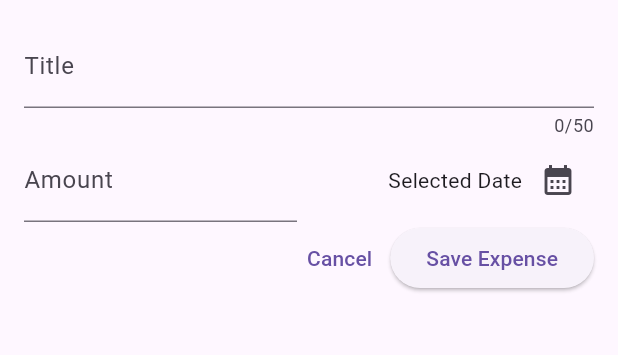
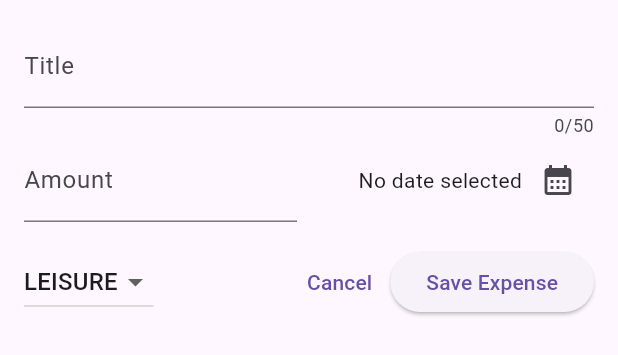
Before and after one commit to dhikadityre/ExpenseTrackerFt, a Flutter app: the NewExpense widget shown alone on an empty page, opened directly, on a phone screen of 412 x 824 dp. Shown: the top 355 px of the screen. Run offline on Flutter 3.47's test engine with Material 3 defaults, Android fonts, the phone set to English and light mode, and no system bars.

Commit message:
feat: Adding a Dropdown Button

```diff
--- a/lib/widgets/bottomsheets/new_expense.dart
+++ b/lib/widgets/bottomsheets/new_expense.dart
@@ -1,4 +1,6 @@
 import 'package:flutter/material.dart';
+import 'package:expense_tracker_ft/models/expenses_model.dart';
+import 'package:intl/intl.dart';
 
 class NewExpense extends StatefulWidget {
   const NewExpense({super.key});
@@ -12,18 +14,22 @@ class NewExpense extends StatefulWidget {
 class _NewExpenseState extends State<NewExpense> {
   final _titleController = TextEditingController();
   final _priceController = TextEditingController();
+  DateTime? _selectedDate;
+  Category _selectedCategory = Category.leisure;
 
-  void _presentDatePicker() {
+  void _presentDatePicker() async {
     final now = DateTime.now();
     final firstDate = DateTime(now.year - 1, now.month, now.day);
 
-
-    showDatePicker(
+    final selectedDate = await showDatePicker(
       context: context,
       initialDate: now,
       firstDate: firstDate,
       lastDate: now,
     );
+    setState(() {
+      _selectedDate = selectedDate;
+    });
   }
 
   @override
@@ -68,7 +74,11 @@ class _NewExpenseState extends State<NewExpense> {
                   crossAxisAlignment:
                       CrossAxisAlignment.center, // vertical-center
                   children: [
-                    const Text('Selected Date'),
+                    Text(
+                      _selectedDate == null
+                          ? 'No date selected'
+                          : formatter.format(_selectedDate!),
+                    ),
                     IconButton(
                       onPressed: _presentDatePicker,
                       icon: const Icon(Icons.calendar_month),
@@ -78,8 +88,33 @@ class _NewExpenseState extends State<NewExpense> {
               )
             ],
           ),
+          const SizedBox(
+            height: 16,
+          ),
           Row(
             children: [
+              DropdownButton(
+                value: _selectedCategory,
+                items: Category.values
+                    .map(
+                      (category) => DropdownMenuItem(
+                        value: category, // yang di set by system saat onChanged
+                        child: Text(
+                          // yang dilihat user
+                          category.name.toUpperCase(),
+                        ),
+                      ),
+                    )
+                    .toList(),
+                onChanged: (value) {
+                  if (value == null) {
+                    return;
+                  }
+                  setState(() {
+                    _selectedCategory = value;
+                  });
+                },
+              ),
               const Spacer(),
               TextButton(
                 onPressed: () {
@@ -92,7 +127,7 @@ class _NewExpenseState extends State<NewExpense> {
                   print(_titleController.text);
                   print(_priceController.text);
                 },
-                child: Text('Save Expense'),
+                child: const Text('Save Expense'),
               ),
             ],
           )
```
